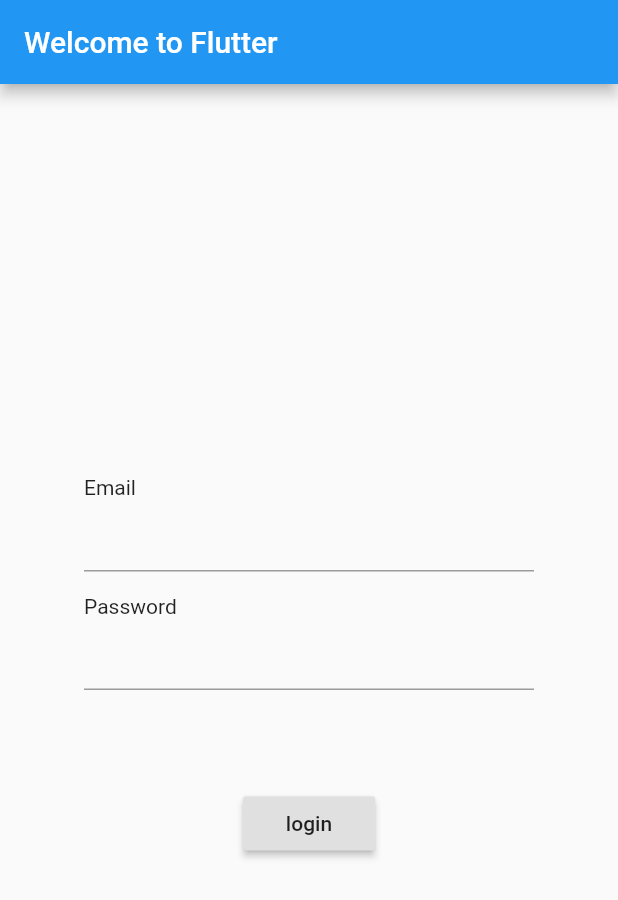
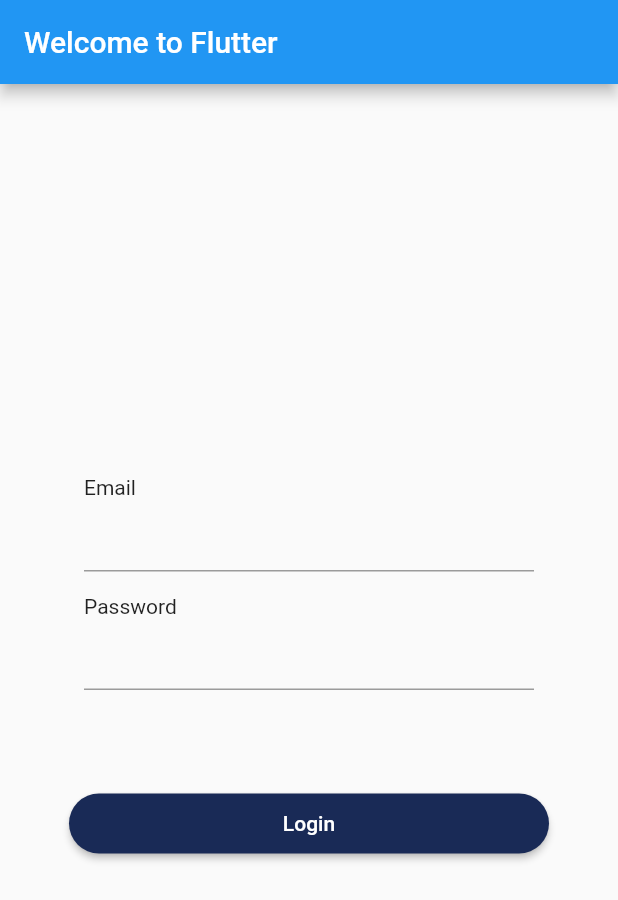
Before and after one commit to abdurrehman135/Deltahacks5-Flutter, a Flutter app: the screen it shows after launch, on a phone screen of 412 x 824 dp. Shown: the top 900 px of the screen. Run offline on Flutter 3.47's test engine with Material 2 defaults, Android fonts, the phone set to English and light mode, and no system bars.

Commit message:
UI improvements: rounded, wide login button

```diff
--- a/lib/main.dart
+++ b/lib/main.dart
@@ -32,7 +32,28 @@ class LoginPage extends StatelessWidget {
         LoginTextField("Email", 320),
         LoginTextField("Password", 320),
         Padding(padding: EdgeInsets.all(30),),
-        RaisedButton(onPressed: (){}, child: Text("login"),)
+        /*ButtonTheme(
+          RaisedButton(
+          onPressed: (){},
+          child: Text("login"),
+
+          //shape: RoundedRectangleBorder(borderRadius: BorderRadius.circular(30.0),),
+          )
+        )*/
+
+
+      ButtonTheme(
+          minWidth: 320,
+          height: 40,
+          buttonColor: Color(0xFF192A56),
+          child: RaisedButton(
+            onPressed: () {},
+            child: Text("Login"),
+            textColor: Colors.white,
+            shape: RoundedRectangleBorder(borderRadius: BorderRadius.circular(30.0),),
+          ),
+        )
+
       ],
     );
   }
```
